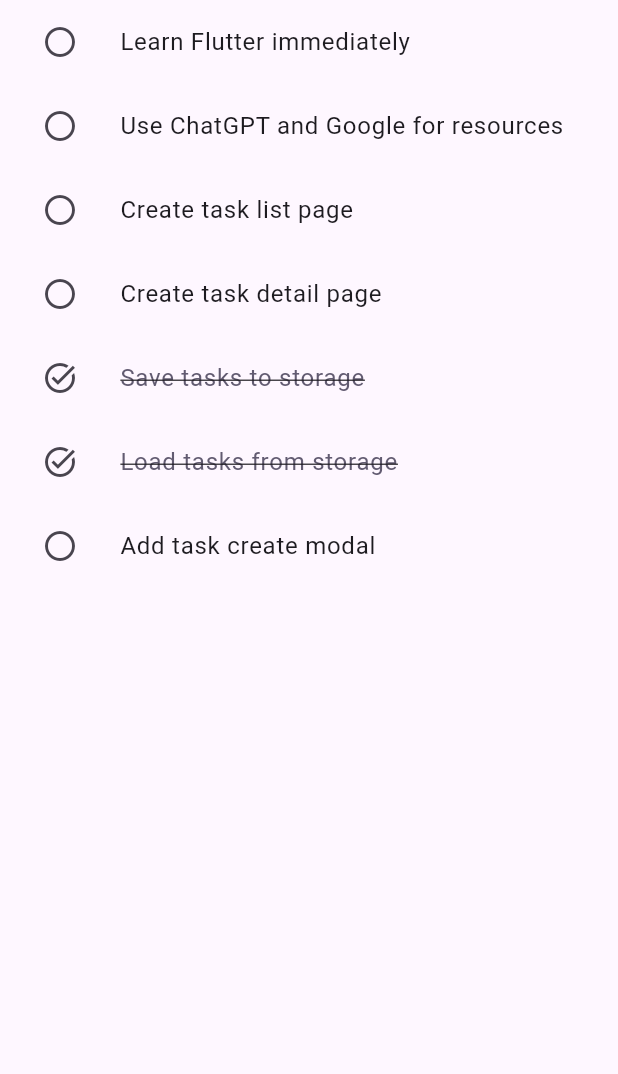
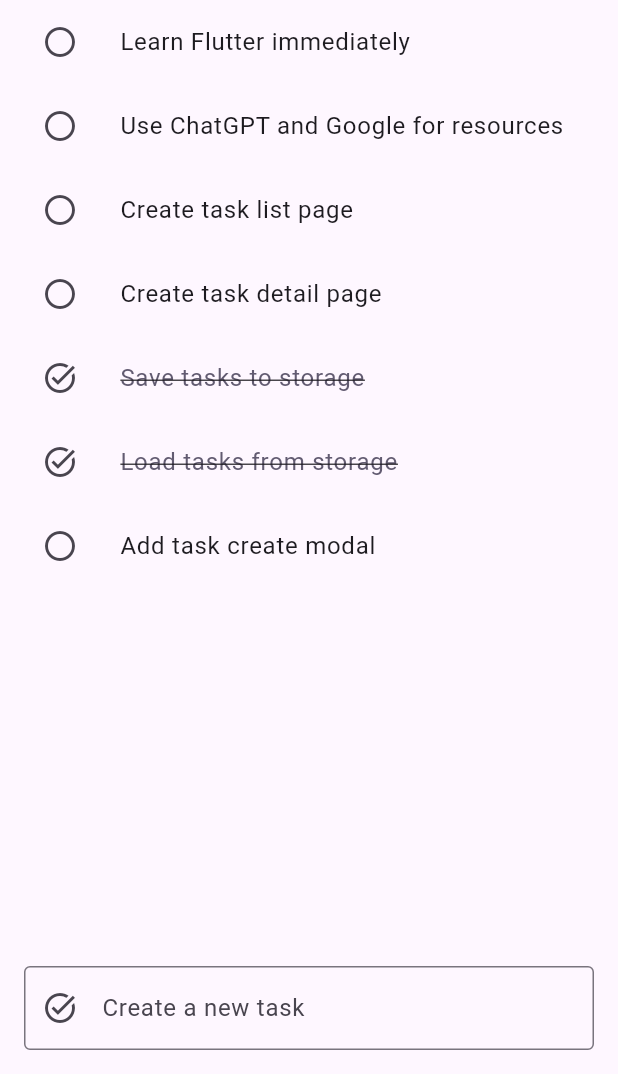
Before and after one commit to AmirSavand/flutter-todo, a Flutter app: the screen it shows after launch, on a phone screen of 412 x 824 dp, the part 162-1236 px from its top. Run offline on Flutter 3.47's test engine with Material 3 defaults, Android fonts, the phone set to English and light mode, and no system bars.

Commit message:
Add task creation

```diff
--- a/lib/pages/tasks.page.dart
+++ b/lib/pages/tasks.page.dart
@@ -18,6 +18,8 @@ class _TasksPageState extends State<TasksPage> {
     Task(title: 'Load tasks from storage', done: true),
     Task(title: 'Add task create modal'),
   ];
+
+  final TextEditingController _taskInputController = TextEditingController();
 
   @override
   Widget build(BuildContext context) {
@@ -64,6 +66,23 @@ class _TasksPageState extends State<TasksPage> {
               },
             ),
           ),
+          Padding(
+            padding: const EdgeInsets.all(16),
+            child: TextField(
+              controller: _taskInputController,
+              decoration: const InputDecoration(
+                prefixIcon: Icon(Icons.task_alt),
+                border: OutlineInputBorder(),
+                hintText: 'Create a new task',
+              ),
+              onSubmitted: (String value) {
+                _taskInputController.clear();
+                setState(() {
+                  _tasks.add(Task(title: value));
+                });
+              },
+            ),
+          )
         ],
       ),
     );
```
